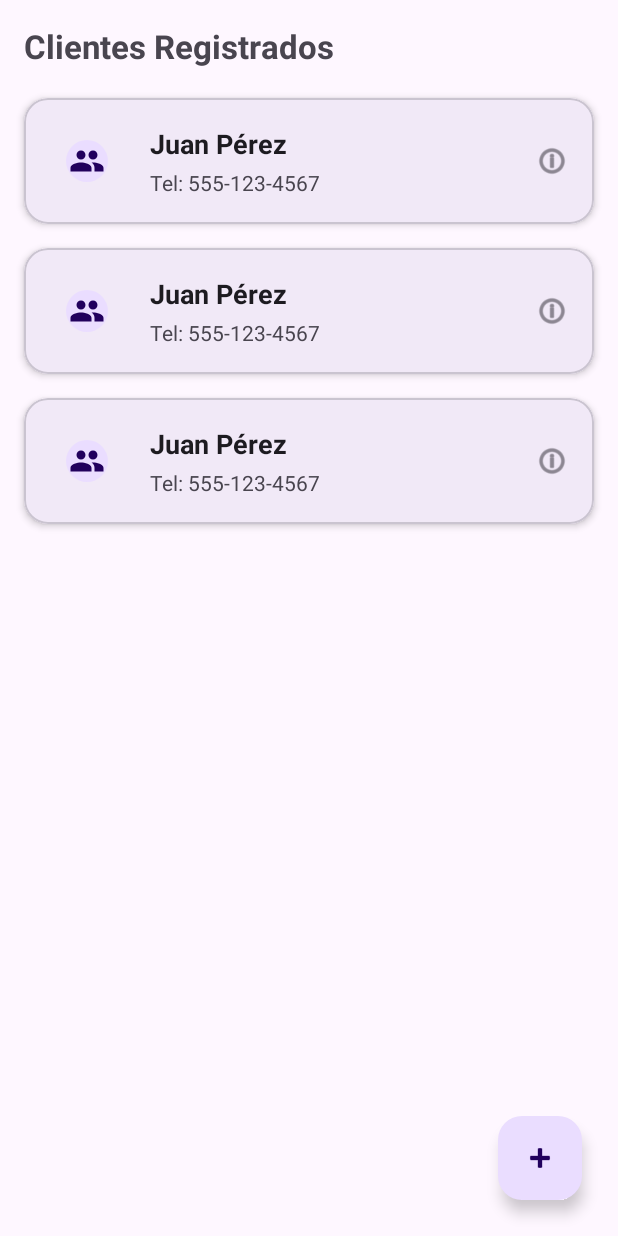
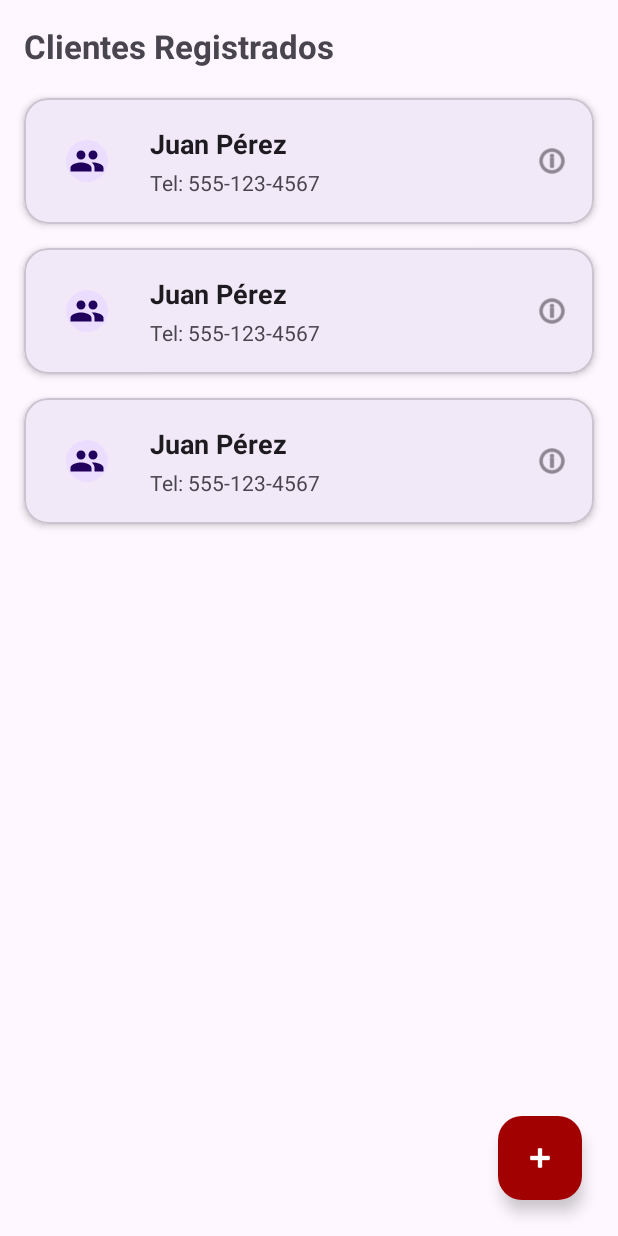
Before and after one commit to gmtzdev/Erdbeeren, an Android app: the layout layout_clients.xml on its own in the app's theme, with its tools: preview values and no code run, on a phone screen of 412 x 824 dp. Run offline under Robolectric (Android 15) with nearby library versions, the phone set to English and light mode, and no system bars.

Commit message:
User colors.xml into layout_clients.xml in flotingbutton.

```diff
--- a/app/src/main/res/layout/layout_clients.xml
+++ b/app/src/main/res/layout/layout_clients.xml
@@ -35,7 +35,9 @@
         android:layout_height="wrap_content"
         android:layout_margin="24dp"
         android:contentDescription="Agregar Cliente"
+        android:backgroundTint="@color/red"
         app:srcCompat="@android:drawable/ic_input_add"
+        app:tint="@android:color/white"
         app:layout_constraintBottom_toBottomOf="parent"
         app:layout_constraintEnd_toEndOf="parent" />
 
```
